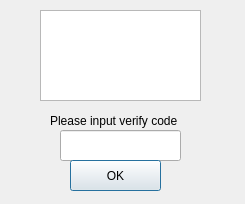
This is webqqloginverify.ui in badcell/kopete-lwqq as Qt 5 draws it before an edit. The edited form follows.
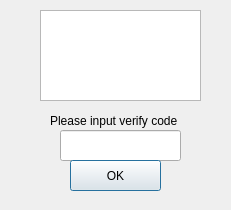
This is the edited form.

Patch:
```diff
--- a/webqqloginverify.ui
+++ b/webqqloginverify.ui
@@ -6,8 +6,8 @@
    <rect>
     <x>0</x>
     <y>0</y>
-    <width>245</width>
-    <height>204</height>
+    <width>231</width>
+    <height>210</height>
    </rect>
   </property>
   <property name="windowTitle">
```
